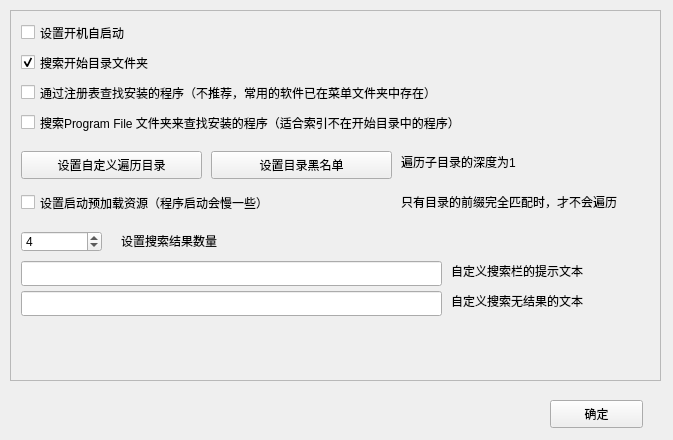
Qt form ui/settingwindow.ui (ghost-him/ZeroLaunch-CPP) before a commit.
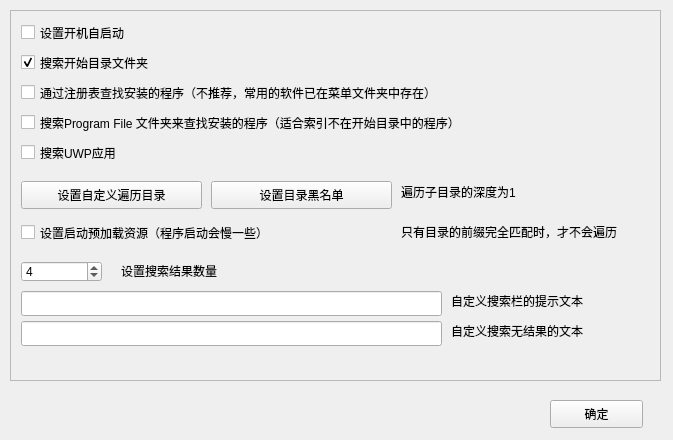
The same form after that commit.

Commit message: 支持搜索UWP程序

```diff
--- a/ui/settingwindow.ui
+++ b/ui/settingwindow.ui
@@ -99,7 +99,7 @@
      <property name="geometry">
       <rect>
        <x>10</x>
-       <y>140</y>
+       <y>170</y>
        <width>181</width>
        <height>28</height>
       </rect>
@@ -112,7 +112,7 @@
      <property name="geometry">
       <rect>
        <x>200</x>
-       <y>140</y>
+       <y>170</y>
        <width>181</width>
        <height>28</height>
       </rect>
@@ -125,7 +125,7 @@
      <property name="geometry">
       <rect>
        <x>10</x>
-       <y>180</y>
+       <y>210</y>
        <width>311</width>
        <height>23</height>
       </rect>
@@ -138,7 +138,7 @@
      <property name="geometry">
       <rect>
        <x>10</x>
-       <y>220</y>
+       <y>250</y>
        <width>81</width>
        <height>21</height>
       </rect>
@@ -157,7 +157,7 @@
      <property name="geometry">
       <rect>
        <x>110</x>
-       <y>220</y>
+       <y>250</y>
        <width>131</width>
        <height>19</height>
       </rect>
@@ -170,7 +170,7 @@
      <property name="geometry">
       <rect>
        <x>390</x>
-       <y>140</y>
+       <y>170</y>
        <width>161</width>
        <height>21</height>
       </rect>
@@ -183,7 +183,7 @@
      <property name="geometry">
       <rect>
        <x>390</x>
-       <y>170</y>
+       <y>200</y>
        <width>231</width>
        <height>41</height>
       </rect>
@@ -202,7 +202,7 @@
      <property name="geometry">
       <rect>
        <x>10</x>
-       <y>250</y>
+       <y>280</y>
        <width>421</width>
        <height>25</height>
       </rect>
@@ -212,7 +212,7 @@
      <property name="geometry">
       <rect>
        <x>440</x>
-       <y>250</y>
+       <y>280</y>
        <width>171</width>
        <height>19</height>
       </rect>
@@ -225,7 +225,7 @@
      <property name="geometry">
       <rect>
        <x>10</x>
-       <y>280</y>
+       <y>310</y>
        <width>421</width>
        <height>25</height>
       </rect>
@@ -235,7 +235,7 @@
      <property name="geometry">
       <rect>
        <x>440</x>
-       <y>280</y>
+       <y>310</y>
        <width>181</width>
        <height>19</height>
       </rect>
@@ -244,6 +244,19 @@
       <string>自定义搜索无结果的文本</string>
      </property>
     </widget>
+    <widget class="QCheckBox" name="boxSearchUWP">
+     <property name="geometry">
+      <rect>
+       <x>10</x>
+       <y>130</y>
+       <width>541</width>
+       <height>23</height>
+      </rect>
+     </property>
+     <property name="text">
+      <string>搜索UWP应用</string>
+     </property>
+    </widget>
    </widget>
   </widget>
   <widget class="QPushButton" name="btnConfirm">
```
The commit also changes 17 other files.
